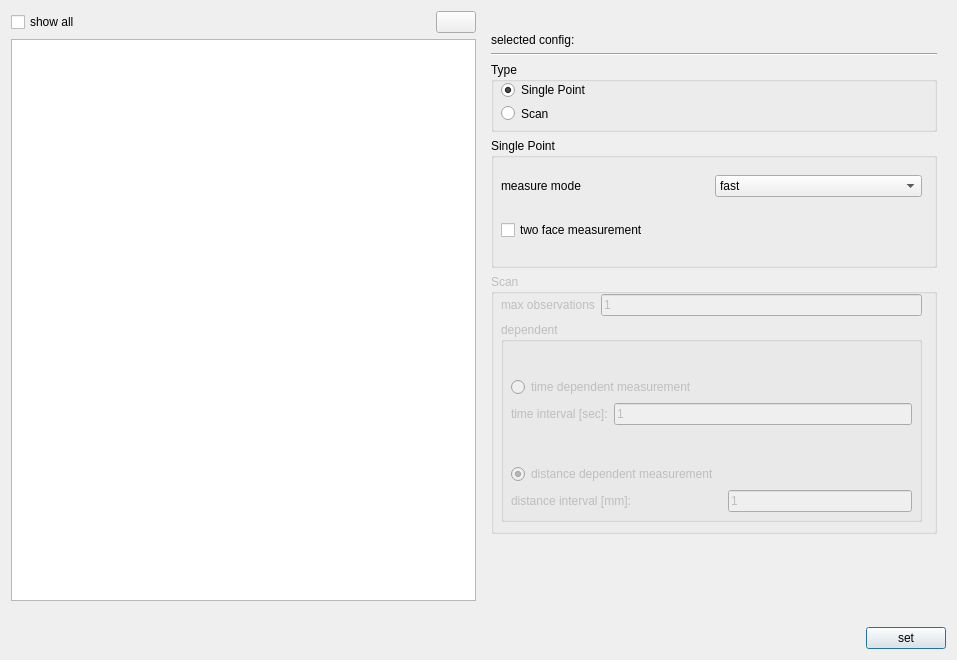
Before: the Qt Designer form ui/dialogs/measurementconfigurationdialog.ui in OpenIndy/OpenIndy, drawn with Qt 5.
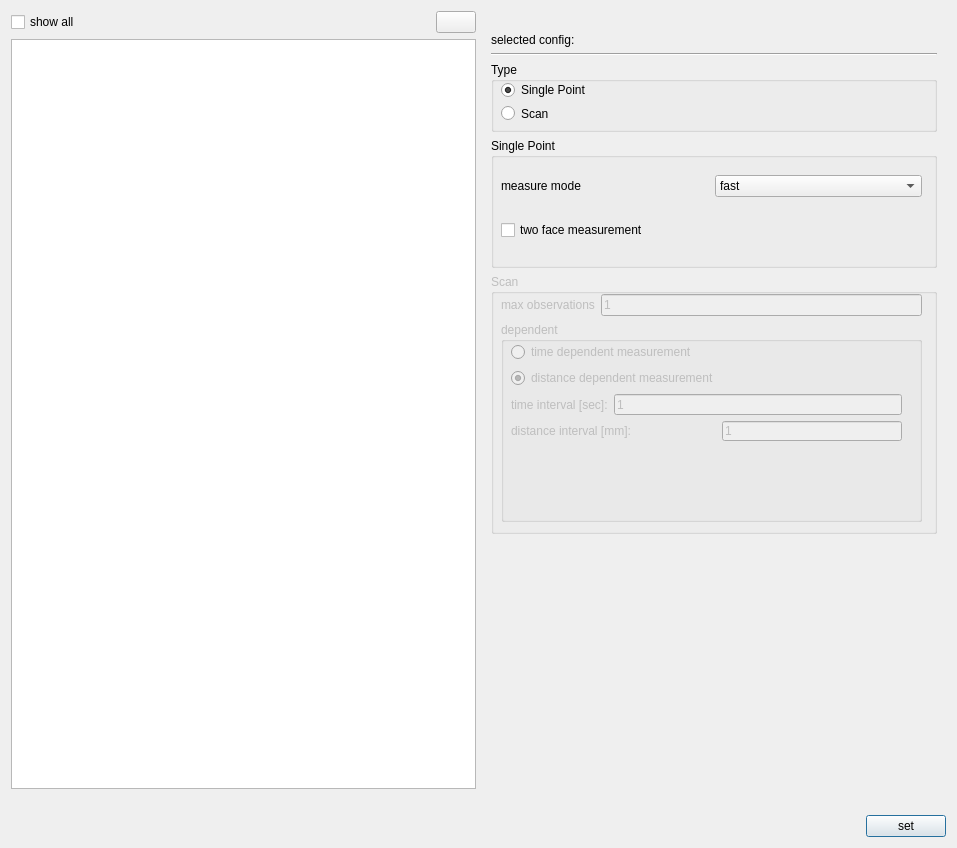
After: the same form once the commit is applied. Icons and pictures are not drawn.

Diff of the .ui file:
```diff
--- a/ui/dialogs/measurementconfigurationdialog.ui
+++ b/ui/dialogs/measurementconfigurationdialog.ui
@@ -7,7 +7,7 @@
     <x>0</x>
     <y>0</y>
     <width>957</width>
-    <height>660</height>
+    <height>848</height>
    </rect>
   </property>
   <property name="sizePolicy">
@@ -292,6 +292,12 @@
                   </property>
                   <item>
                    <widget class="QLabel" name="label">
+                    <property name="sizePolicy">
+                     <sizepolicy hsizetype="Preferred" vsizetype="Fixed">
+                      <horstretch>0</horstretch>
+                      <verstretch>0</verstretch>
+                     </sizepolicy>
+                    </property>
                     <property name="text">
                      <string>measure mode</string>
                     </property>
@@ -416,14 +422,12 @@
                      <property name="geometry">
                       <rect>
                        <x>10</x>
-                       <y>22</y>
-                       <width>401</width>
-                       <height>201</height>
+                       <y>20</y>
+                       <width>391</width>
+                       <height>99</height>
                       </rect>
                      </property>
-                     <layout class="QVBoxLayout" name="verticalLayout_3">
-                      <item>
-                       <layout class="QVBoxLayout" name="verticalLayout_2">
+                     <layout class="QVBoxLayout" name="verticalLayout_11">
                         <item>
                          <widget class="QRadioButton" name="radioButton_timeDependent">
                           <property name="enabled">
@@ -434,6 +438,16 @@
                           </property>
                          </widget>
                         </item>
+                      <item>
+                       <widget class="QRadioButton" name="radioButton_distanceDependent">
+                        <property name="text">
+                         <string>distance dependent measurement</string>
+                        </property>
+                        <property name="checked">
+                         <bool>true</bool>
+                        </property>
+                       </widget>
+                      </item>
                         <item>
                          <layout class="QHBoxLayout" name="horizontalLayout_6" stretch="0,0">
                           <item>
@@ -458,20 +472,6 @@
                           </item>
                          </layout>
                         </item>
-                       </layout>
-                      </item>
-                      <item>
-                       <layout class="QVBoxLayout" name="verticalLayout">
-                        <item>
-                         <widget class="QRadioButton" name="radioButton_distanceDependent">
-                          <property name="text">
-                           <string>distance dependent measurement</string>
-                          </property>
-                          <property name="checked">
-                           <bool>true</bool>
-                          </property>
-                         </widget>
-                        </item>
                         <item>
                          <layout class="QHBoxLayout" name="horizontalLayout_8" stretch="8,7">
                           <item>
@@ -487,8 +487,6 @@
                              <string>1</string>
                             </property>
                            </widget>
-                          </item>
-                         </layout>
                         </item>
                        </layout>
                       </item>
```
Left out of the diff: 10 changed lines with no effect on the pictures. Lines whose indentation alone changed are shown as unchanged.
